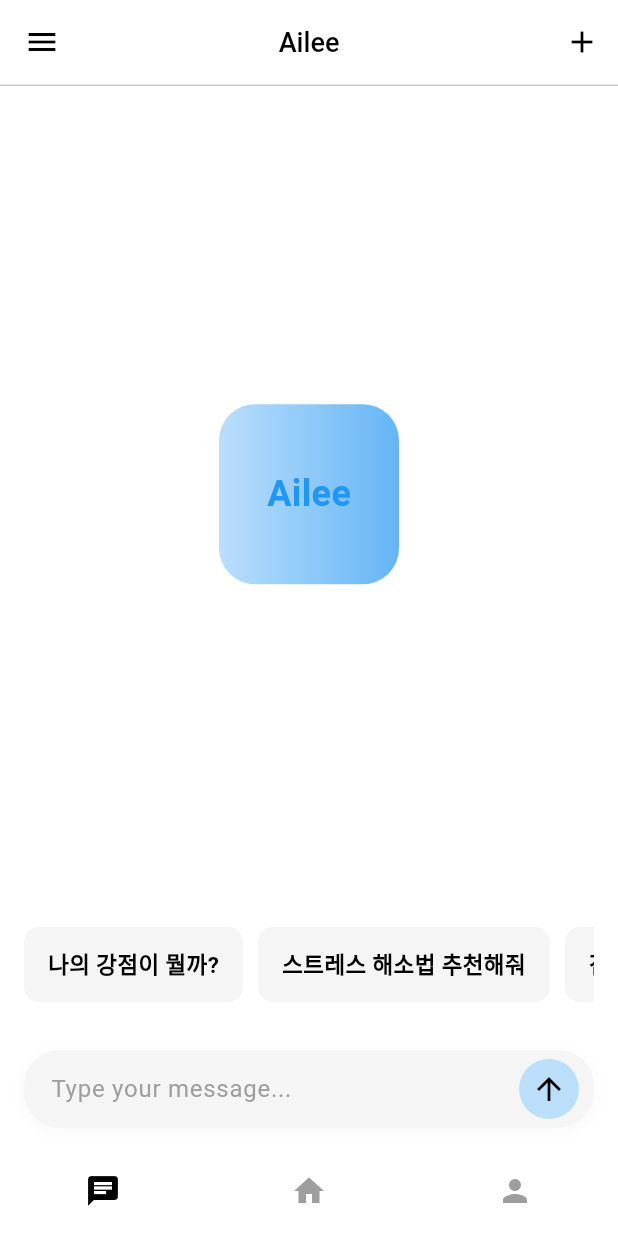
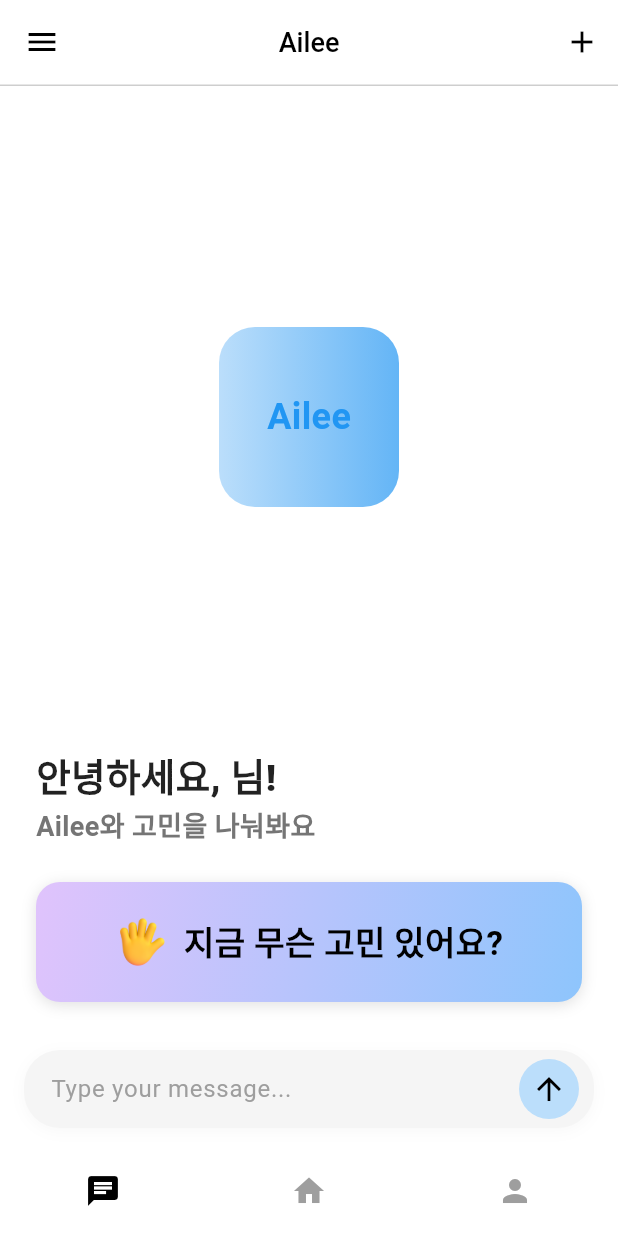
Before and after one commit to baby-quokka/Ailee, a Flutter app: the screen it shows after launch, on a phone screen of 412 x 824 dp. Run offline on Flutter 3.47's test engine with Material 3 defaults, Android fonts, the phone set to English and light mode, and no system bars; our stand-ins replace flutter_spinkit, shared_preferences; accounts and stored records are empty; Roboto replaces fonts that are missing (Pretendard).

Commit message:
update workflow button ui

```diff
--- a/lib/screens/chat_screen.dart
+++ b/lib/screens/chat_screen.dart
@@ -5,6 +5,7 @@ import 'package:flutter_spinkit/flutter_spinkit.dart';
 import '../providers/chat_provider.dart';
 import '../models/chat_message.dart';
 import '../models/chat_bot.dart';
+import '../providers/auth_provider.dart';
 
 class WorkflowScreen extends StatelessWidget {
   final ChatBot bot;
@@ -241,7 +242,7 @@ class ChatScreen extends StatefulWidget {
 class _ChatScreenState extends State<ChatScreen> {
   final TextEditingController _messageController = TextEditingController();
   final TextEditingController _workflowInputController = TextEditingController();
-  final List<String> samplePrompts = ['나의 강점이 뭘까?', '스트레스 해소법 추천해줘', '점심 뭐 먹을까?'];
+  final List<String> samplePrompts = ['감정 조절 및 정서적 문제 해결', '의사결정 및 선택', '대인관계 및 커뮤니케이션', '자기 인식 및 정체성', '동기부여 및 습관/행동 변화, 생산성 및 시간관리', '학습/공부 전략 및 개념 이해'];
 
   // 워크플로우 임시 진입 상태
   bool _forceWorkflow = false;
@@ -386,7 +387,10 @@ class _ChatScreenState extends State<ChatScreen> {
                       ? _buildChatList(messages)
                       : _buildInitialCenterCharacter(bot),
                 ),
-                if (!hasStartedChat) _buildSamplePromptButtons(),
+                if (!hasStartedChat) ...[
+                  _buildInitialGreeting(bot),
+                  _buildSamplePromptButtons(),
+                ],
                 _buildInputField(),
               ],
             ),
@@ -421,36 +425,91 @@ class _ChatScreenState extends State<ChatScreen> {
     );
   }
 
+  Widget _buildInitialGreeting(ChatBot bot) {
+    final userName = Provider.of<AuthProvider>(context, listen: false).currentUser?.name ?? '';
+    return Padding(
+      padding: const EdgeInsets.fromLTRB(24, 0, 24, 8),
+      child: Align(
+        alignment: Alignment.centerLeft,
+        child: Column(
+          crossAxisAlignment: CrossAxisAlignment.start,
+          children: [
+            Text(
+              '안녕하세요, $userName님!',
+              style: TextStyle(
+                fontSize: 25,
+                fontWeight: FontWeight.w800,
+                color: Colors.black87,
+                fontFamily: 'Pretendard',
+              ),
+              textAlign: TextAlign.left,
+            ),
+            Text(
+              '${bot.name}와 고민을 나눠봐요',
+              style: TextStyle(
+                fontSize: 18,
+                fontWeight: FontWeight.w600,
+                color: Colors.grey[600],
+                fontFamily: 'Pretendard',
+              ),
+              textAlign: TextAlign.left,
+            ),
+          ]
+        )
+      ),
+    );
+  }
+
   Widget _buildSamplePromptButtons() {
     return Padding(
-      padding: const EdgeInsets.all(16.0),
-      child: SingleChildScrollView(
-        scrollDirection: Axis.horizontal,
+      padding: const EdgeInsets.symmetric(horizontal: 24.0, vertical: 16.0),
+      child: SizedBox(
+        width: double.infinity,
+        height: 80,
+        child: FloatingButton(
+          onTap: () => _sendMessageWithWorkflow('고민 상담하기', true),
+          child: Material(
+            color: Colors.transparent,
+            borderRadius: BorderRadius.circular(16),
+            child: InkWell(
+              borderRadius: BorderRadius.circular(16),
+              onTap: () => _sendMessageWithWorkflow('고민 상담하기', true),
+              child: Container(
+                decoration: BoxDecoration(
+                  gradient: LinearGradient(
+                    colors: [
+                      Color(0xFFe0c3fc),
+                      Color(0xFF8ec5fc),
+                    ],
+                    begin: Alignment.topLeft,
+                    end: Alignment.bottomRight,
+                  ),
+                  borderRadius: BorderRadius.circular(16),
+                  boxShadow: [
+                    BoxShadow(
+                      color: Colors.black12,
+                      blurRadius: 8,
+                      offset: Offset(0, 2),
+                    ),
+                  ],
+                ),
                 child: Row(
-          children: samplePrompts
-              .map(
-                (prompt) => Container(
-                  height: 50,
-                  margin: const EdgeInsets.only(right: 10),
-                  decoration: BoxDecoration(
-                    color: Colors.grey[100],
-                    borderRadius: BorderRadius.circular(10),
-                  ),
-                  child: InkWell(
-                    borderRadius: BorderRadius.circular(10),
-                    onTap: () => _sendMessageWithWorkflow(prompt, true),
-                    child: Padding(
-                      padding: const EdgeInsets.symmetric(vertical: 10, horizontal: 16),
-                      child: Row(
+                  mainAxisAlignment: MainAxisAlignment.center,
                   mainAxisSize: MainAxisSize.min,
                   children: [
-                          Text(
-                            prompt,
-                            style: const TextStyle(
-                              fontSize: 15,
-                              fontWeight: FontWeight.w700,
+                    Image.asset(
+                      'assets/emoji/hand_with_fingers_splayed_3d_default.png',
+                      width: 36,
+                      height: 36,
+                    ),
+                    const SizedBox(width: 10),
+                    const Text(
+                      '지금 무슨 고민 있어요?',
+                      style: TextStyle(
+                        fontSize: 22,
+                        fontWeight: FontWeight.bold,
+                        fontFamily: 'Pretendard',
                         color: Colors.black,
-                              fontFamily: 'Pretendard',
                       ),
                     ),
                   ],
@@ -458,8 +517,6 @@ class _ChatScreenState extends State<ChatScreen> {
               ),
             ),
           ),
-              )
-              .toList(),
         ),
       ),
     );
@@ -812,3 +869,50 @@ class _ChatScreenState extends State<ChatScreen> {
     return '${diff.inDays}일 전';
   }
 }
+
+class FloatingButton extends StatefulWidget {
+  final Widget child;
+  final VoidCallback onTap;
+  const FloatingButton({super.key, required this.child, required this.onTap});
+
+  @override
+  State<FloatingButton> createState() => _FloatingButtonState();
+}
+
+class _FloatingButtonState extends State<FloatingButton> with SingleTickerProviderStateMixin {
+  late AnimationController _controller;
+  late Animation<double> _animation;
+
+  @override
+  void initState() {
+    super.initState();
+    _controller = AnimationController(
+      vsync: this,
+      duration: const Duration(milliseconds: 1200),
+    )..repeat(reverse: true);
+    _animation = Tween<double>(begin: 5, end: -5).chain(CurveTween(curve: Curves.easeInOut)).animate(_controller);
+  }
+
+  @override
+  void dispose() {
+    _controller.dispose();
+    super.dispose();
+  }
+
+  @override
+  Widget build(BuildContext context) {
+    return AnimatedBuilder(
+      animation: _animation,
+      builder: (context, child) {
+        return Transform.translate(
+          offset: Offset(0, _animation.value),
+          child: child,
+        );
+      },
+      child: GestureDetector(
+        onTap: widget.onTap,
+        child: widget.child,
+      ),
+    );
+  }
+}
--- a/pubspec.yaml
+++ b/pubspec.yaml
@@ -65,8 +65,7 @@ flutter:
 
   # To add assets to your application, add an assets section, like this:
   assets:
-    #   - images/a_dot_burr.jpeg
-    #   - images/a_dot_ham.jpeg
+    - assets/emoji/hand_with_fingers_splayed_3d_default.png
 
   # An image asset can refer to one or more resolution-specific "variants", see
   # https://flutter.dev/to/resolution-aware-images
```
Also changed, not shown: assets/emoji/hand_with_fingers_splayed_3d_default.png (added). Lines whose indentation alone changed are shown as unchanged.
